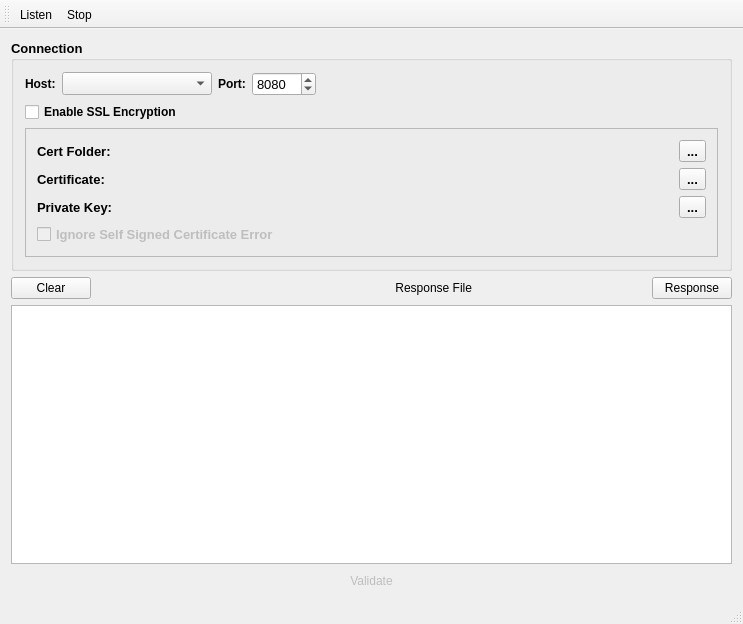
Qt form MultiSpeakerServer/MultiSpeakerServer.ui (pnnl/ms-speak) before a commit.
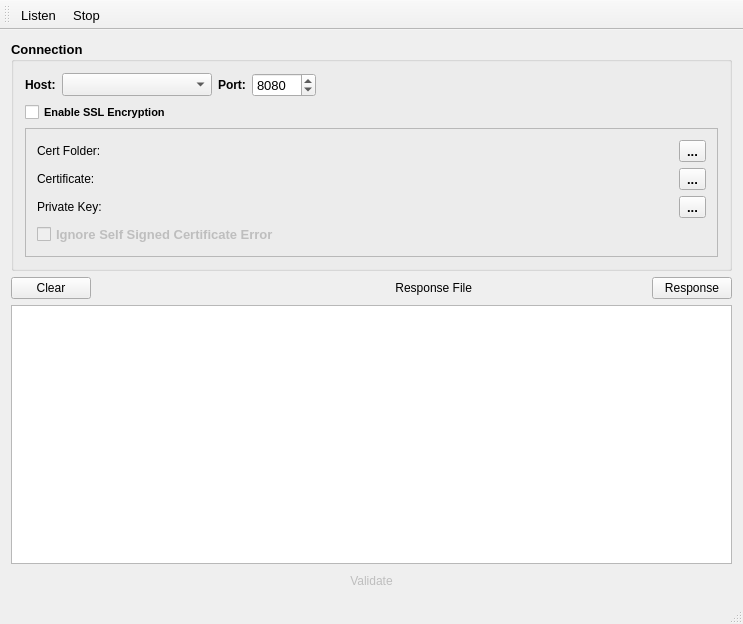
The same form after that commit.

Patch:
```diff
--- a/MultiSpeakerServer/MultiSpeakerServer.ui
+++ b/MultiSpeakerServer/MultiSpeakerServer.ui
@@ -126,7 +126,7 @@
         <widget class="QCheckBox" name="EnableSslCheck">
          <property name="font">
           <font>
-           <pointsize>9</pointsize>
+           <pointsize>8</pointsize>
            <weight>75</weight>
            <bold>true</bold>
           </font>
@@ -151,9 +151,9 @@
              <widget class="QLabel" name="CertFolderLabel2">
               <property name="font">
                <font>
-                <pointsize>10</pointsize>
-                <weight>75</weight>
-                <bold>true</bold>
+                <pointsize>9</pointsize>
+                <weight>50</weight>
+                <bold>false</bold>
                </font>
               </property>
               <property name="text">
@@ -186,9 +186,9 @@
              <widget class="QLabel" name="label_3">
               <property name="font">
                <font>
-                <pointsize>10</pointsize>
-                <weight>75</weight>
-                <bold>true</bold>
+                <pointsize>9</pointsize>
+                <weight>50</weight>
+                <bold>false</bold>
                </font>
               </property>
               <property name="text">
@@ -227,9 +227,9 @@
              <widget class="QLabel" name="label_4">
               <property name="font">
                <font>
-                <pointsize>10</pointsize>
-                <weight>75</weight>
-                <bold>true</bold>
+                <pointsize>9</pointsize>
+                <weight>50</weight>
+                <bold>false</bold>
                </font>
               </property>
               <property name="text">
@@ -407,6 +407,11 @@
    </property>
   </widget>
   <widget class="QToolBar" name="mainToolBar">
+   <property name="font">
+    <font>
+     <pointsize>10</pointsize>
+    </font>
+   </property>
    <attribute name="toolBarArea">
     <enum>TopToolBarArea</enum>
    </attribute>
```
Left out of the diff: 5 changed lines with no effect on the pictures.
